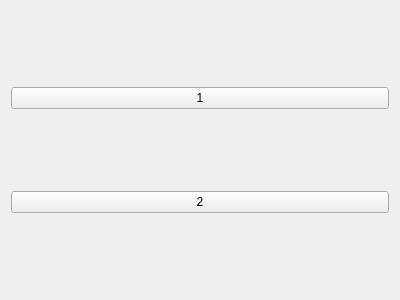
Qt form UI/enterpinscreen.ui (Mo1far-wiz/ATM) before a commit.
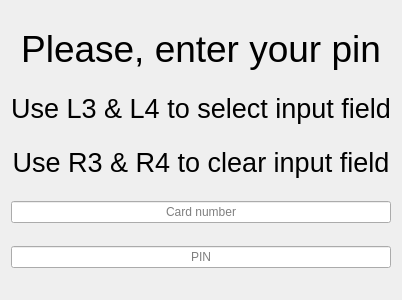
The same form after that commit.

Commit message: Init screen and enter pin screen logic

Diff of the .ui file:
```diff
--- a/UI/enterpinscreen.ui
+++ b/UI/enterpinscreen.ui
@@ -13,18 +13,102 @@
   <property name="windowTitle">
    <string>Form</string>
   </property>
-  <layout class="QGridLayout" name="gridLayout">
-   <item row="0" column="0">
-    <widget class="QPushButton" name="pushButton">
+  <layout class="QVBoxLayout" name="verticalLayout" stretch="0,0,0,0,0">
+   <item>
+    <widget class="QLabel" name="label">
+     <property name="sizePolicy">
+      <sizepolicy hsizetype="Preferred" vsizetype="Fixed">
+       <horstretch>0</horstretch>
+       <verstretch>0</verstretch>
+      </sizepolicy>
+     </property>
+     <property name="font">
+      <font>
+       <pointsize>28</pointsize>
+      </font>
+     </property>
      <property name="text">
-      <string>1</string>
+      <string>Please, enter your pin</string>
      </property>
+     <property name="alignment">
+      <set>Qt::AlignCenter</set>
+     </property>
     </widget>
    </item>
-   <item row="1" column="0">
-    <widget class="QPushButton" name="pushButton_2">
+   <item>
+    <widget class="QLabel" name="label_2">
+     <property name="sizePolicy">
+      <sizepolicy hsizetype="Preferred" vsizetype="Fixed">
+       <horstretch>0</horstretch>
+       <verstretch>0</verstretch>
+      </sizepolicy>
+     </property>
+     <property name="font">
+      <font>
+       <pointsize>20</pointsize>
+      </font>
+     </property>
      <property name="text">
-      <string>2</string>
+      <string>Use L3 &amp; L4 to select input field</string>
+     </property>
+     <property name="alignment">
+      <set>Qt::AlignCenter</set>
+     </property>
+    </widget>
+   </item>
+   <item>
+    <widget class="QLabel" name="label_3">
+     <property name="sizePolicy">
+      <sizepolicy hsizetype="Preferred" vsizetype="Fixed">
+       <horstretch>0</horstretch>
+       <verstretch>0</verstretch>
+      </sizepolicy>
+     </property>
+     <property name="font">
+      <font>
+       <pointsize>20</pointsize>
+      </font>
+     </property>
+     <property name="text">
+      <string>Use R3 &amp; R4 to clear input field</string>
+     </property>
+     <property name="alignment">
+      <set>Qt::AlignCenter</set>
+     </property>
+    </widget>
+   </item>
+   <item>
+    <widget class="QLineEdit" name="cardNumber">
+     <property name="inputMask">
+      <string>9999999999999999</string>
+     </property>
+     <property name="alignment">
+      <set>Qt::AlignCenter</set>
+     </property>
+     <property name="readOnly">
+      <bool>true</bool>
+     </property>
+     <property name="placeholderText">
+      <string>Card number</string>
+     </property>
+     <property name="clearButtonEnabled">
+      <bool>false</bool>
+     </property>
+    </widget>
+   </item>
+   <item>
+    <widget class="QLineEdit" name="cardPin">
+     <property name="inputMask">
+      <string>9999</string>
+     </property>
+     <property name="alignment">
+      <set>Qt::AlignCenter</set>
+     </property>
+     <property name="readOnly">
+      <bool>true</bool>
+     </property>
+     <property name="placeholderText">
+      <string>PIN</string>
      </property>
     </widget>
    </item>
```
The commit also changes 7 other files.
